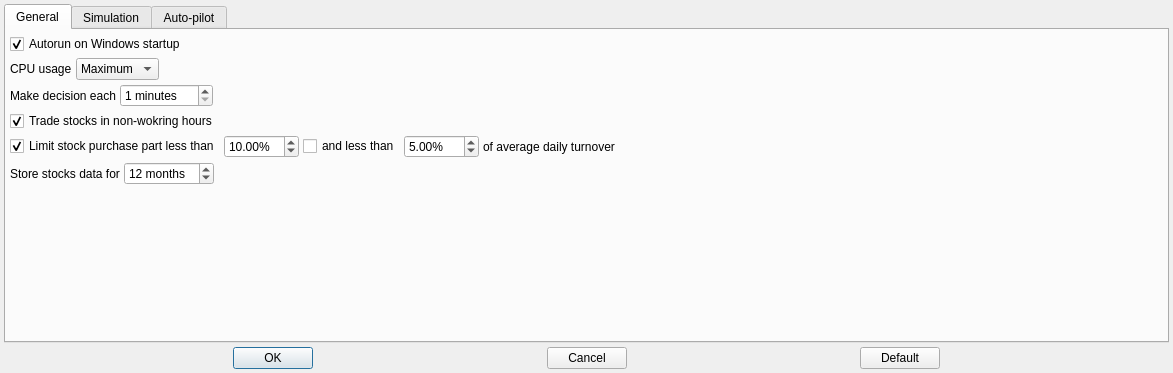
Above: app/src/dialogs/settingsdialog/settingsdialog.ui from Gris87/TInvestor before the change. Below: the same form after it.
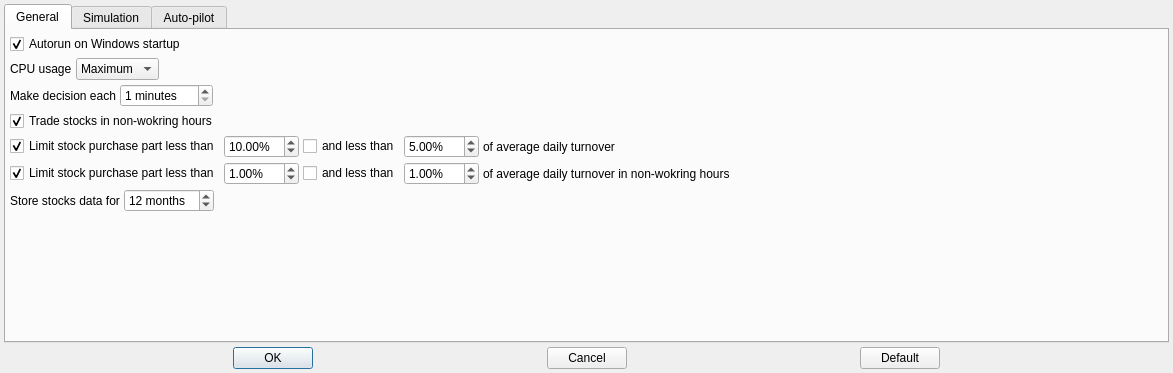
That is the form after the change.

Commit message: Different limitations for non-working hours

The edit to the form file:
```diff
--- a/app/src/dialogs/settingsdialog/settingsdialog.ui
+++ b/app/src/dialogs/settingsdialog/settingsdialog.ui
@@ -65,7 +65,7 @@
         </widget>
        </item>
        <item>
-        <layout class="QHBoxLayout" name="horizontalLayout_7">
+        <layout class="QHBoxLayout" name="horizontalLayout">
          <property name="spacing">
           <number>4</number>
          </property>
@@ -104,7 +104,7 @@
           </widget>
          </item>
          <item>
-          <spacer name="horizontalSpacer_9">
+          <spacer name="horizontalSpacer">
            <property name="orientation">
             <enum>Qt::Orientation::Horizontal</enum>
            </property>
@@ -119,7 +119,7 @@
         </layout>
        </item>
        <item>
-        <layout class="QHBoxLayout" name="horizontalLayout">
+        <layout class="QHBoxLayout" name="horizontalLayout_2">
          <property name="spacing">
           <number>4</number>
          </property>
@@ -144,36 +144,6 @@
           </widget>
          </item>
          <item>
-          <spacer name="horizontalSpacer">
-           <property name="orientation">
-            <enum>Qt::Orientation::Horizontal</enum>
-           </property>
-           <property name="sizeHint" stdset="0">
-            <size>
-             <width>40</width>
-             <height>20</height>
-            </size>
-           </property>
-          </spacer>
-         </item>
-        </layout>
-       </item>
-       <item>
-        <layout class="QHBoxLayout" name="horizontalLayout_2">
-         <property name="spacing">
-          <number>4</number>
-         </property>
-         <item>
-          <widget class="QCheckBox" name="tradeInNonWorkingHoursCheckBox">
-           <property name="text">
-            <string>Trade stocks in non-wokring hours</string>
-           </property>
-           <property name="checked">
-            <bool>true</bool>
-           </property>
-          </widget>
-         </item>
-         <item>
           <spacer name="horizontalSpacer_2">
            <property name="orientation">
             <enum>Qt::Orientation::Horizontal</enum>
@@ -194,6 +164,36 @@
           <number>4</number>
          </property>
          <item>
+          <widget class="QCheckBox" name="tradeInNonWorkingHoursCheckBox">
+           <property name="text">
+            <string>Trade stocks in non-wokring hours</string>
+           </property>
+           <property name="checked">
+            <bool>true</bool>
+           </property>
+          </widget>
+         </item>
+         <item>
+          <spacer name="horizontalSpacer_3">
+           <property name="orientation">
+            <enum>Qt::Orientation::Horizontal</enum>
+           </property>
+           <property name="sizeHint" stdset="0">
+            <size>
+             <width>40</width>
+             <height>20</height>
+            </size>
+           </property>
+          </spacer>
+         </item>
+        </layout>
+       </item>
+       <item>
+        <layout class="QHBoxLayout" name="horizontalLayout_4">
+         <property name="spacing">
+          <number>4</number>
+         </property>
+         <item>
           <widget class="QCheckBox" name="limitStockPurchaseCheckBox">
            <property name="text">
             <string>Limit stock purchase part less than</string>
@@ -205,7 +205,7 @@
          </item>
          <item>
           <widget class="QWidget" name="limitStockPurchaseWidget" native="true">
-           <layout class="QHBoxLayout" name="horizontalLayout_6">
+           <layout class="QHBoxLayout" name="horizontalLayout_5">
             <property name="spacing">
              <number>4</number>
             </property>
@@ -271,7 +271,7 @@
           </widget>
          </item>
          <item>
-          <spacer name="horizontalSpacer_3">
+          <spacer name="horizontalSpacer_4">
            <property name="orientation">
             <enum>Qt::Orientation::Horizontal</enum>
            </property>
@@ -286,7 +286,104 @@
         </layout>
        </item>
        <item>
-        <layout class="QHBoxLayout" name="horizontalLayout_4">
+        <layout class="QHBoxLayout" name="horizontalLayout_6">
+         <property name="spacing">
+          <number>4</number>
+         </property>
+         <item>
+          <widget class="QCheckBox" name="limitStockPurchaseNonWorkingHoursCheckBox">
+           <property name="text">
+            <string>Limit stock purchase part less than</string>
+           </property>
+           <property name="checked">
+            <bool>true</bool>
+           </property>
+          </widget>
+         </item>
+         <item>
+          <widget class="QWidget" name="limitStockPurchaseNonWorkingHoursWidget" native="true">
+           <layout class="QHBoxLayout" name="horizontalLayout_7">
+            <property name="spacing">
+             <number>4</number>
+            </property>
+            <property name="leftMargin">
+             <number>0</number>
+            </property>
+            <property name="topMargin">
+             <number>0</number>
+            </property>
+            <property name="rightMargin">
+             <number>0</number>
+            </property>
+            <property name="bottomMargin">
+             <number>0</number>
+            </property>
+            <item>
+             <widget class="QDoubleSpinBox" name="limitStockPurchasePartNonWorkingHoursDoubleSpinBox">
+              <property name="suffix">
+               <string notr="true">%</string>
+              </property>
+              <property name="maximum">
+               <double>100.000000000000000</double>
+              </property>
+              <property name="singleStep">
+               <double>0.100000000000000</double>
+              </property>
+              <property name="value">
+               <double>1.000000000000000</double>
+              </property>
+             </widget>
+            </item>
+            <item>
+             <widget class="QCheckBox" name="limitByTurnoverNonWorkingHoursCheckBox">
+              <property name="text">
+               <string>and less than</string>
+              </property>
+             </widget>
+            </item>
+            <item>
+             <widget class="QDoubleSpinBox" name="limitByTurnoverPercentNonWorkingHoursDoubleSpinBox">
+              <property name="suffix">
+               <string notr="true">%</string>
+              </property>
+              <property name="maximum">
+               <double>100.000000000000000</double>
+              </property>
+              <property name="singleStep">
+               <double>0.100000000000000</double>
+              </property>
+              <property name="value">
+               <double>1.000000000000000</double>
+              </property>
+             </widget>
+            </item>
+            <item>
+             <widget class="QLabel" name="label_4">
+              <property name="text">
+               <string>of average daily turnover in non-wokring hours</string>
+              </property>
+             </widget>
+            </item>
+           </layout>
+          </widget>
+         </item>
+         <item>
+          <spacer name="horizontalSpacer_5">
+           <property name="orientation">
+            <enum>Qt::Orientation::Horizontal</enum>
+           </property>
+           <property name="sizeHint" stdset="0">
+            <size>
+             <width>40</width>
+             <height>20</height>
+            </size>
+           </property>
+          </spacer>
+         </item>
+        </layout>
+       </item>
+       <item>
+        <layout class="QHBoxLayout" name="horizontalLayout_8">
          <property name="spacing">
           <number>4</number>
          </property>
@@ -314,7 +411,7 @@
           </widget>
          </item>
          <item>
-          <spacer name="horizontalSpacer_4">
+          <spacer name="horizontalSpacer_6">
            <property name="orientation">
             <enum>Qt::Orientation::Horizontal</enum>
            </property>
@@ -418,12 +515,12 @@
     </widget>
    </item>
    <item>
-    <layout class="QHBoxLayout" name="horizontalLayout_5">
+    <layout class="QHBoxLayout" name="horizontalLayout_9">
      <property name="spacing">
       <number>4</number>
      </property>
      <item>
-      <spacer name="horizontalSpacer_5">
+      <spacer name="horizontalSpacer_7">
        <property name="orientation">
         <enum>Qt::Orientation::Horizontal</enum>
        </property>
@@ -446,7 +543,7 @@
       </widget>
      </item>
      <item>
-      <spacer name="horizontalSpacer_6">
+      <spacer name="horizontalSpacer_8">
        <property name="orientation">
         <enum>Qt::Orientation::Horizontal</enum>
        </property>
@@ -466,7 +563,7 @@
       </widget>
      </item>
      <item>
-      <spacer name="horizontalSpacer_7">
+      <spacer name="horizontalSpacer_9">
        <property name="orientation">
         <enum>Qt::Orientation::Horizontal</enum>
        </property>
@@ -486,7 +583,7 @@
       </widget>
      </item>
      <item>
-      <spacer name="horizontalSpacer_8">
+      <spacer name="horizontalSpacer_10">
        <property name="orientation">
         <enum>Qt::Orientation::Horizontal</enum>
        </property>
```
The commit also changes 12 other files.
